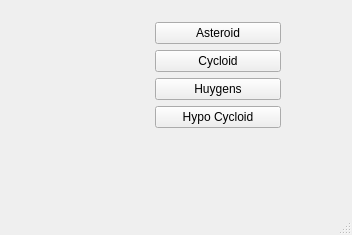
Before: the Qt Designer form QTCurvesCPP/mainwindow.ui in andtc/QTCurvesCPP, drawn with Qt 5.
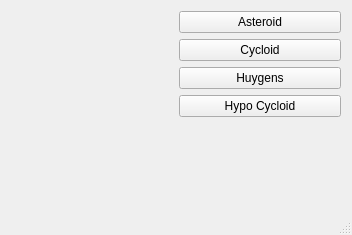
After: the same form once the commit is applied. Custom widgets are drawn as their Qt base class.

The edit to the form file:
```diff
--- a/QTCurvesCPP/mainwindow.ui
+++ b/QTCurvesCPP/mainwindow.ui
@@ -14,15 +14,8 @@
    <string>MainWindow</string>
   </property>
   <widget class="QWidget" name="centralWidget">
-   <widget class="QWidget" name="layoutWidget">
-    <property name="geometry">
-     <rect>
-      <x>11</x>
-      <y>11</y>
-      <width>281</width>
-      <height>168</height>
-     </rect>
-    </property>
+   <layout class="QVBoxLayout" name="verticalLayout_2">
+    <item>
     <layout class="QHBoxLayout" name="horizontalLayout">
      <item>
       <widget class="RenderArea" name="renderArea" native="true"/>
@@ -73,7 +66,8 @@
       </layout>
      </item>
     </layout>
-   </widget>
+    </item>
+   </layout>
   </widget>
   <widget class="QStatusBar" name="statusBar"/>
  </widget>
```
Lines whose indentation alone changed are shown as unchanged.
